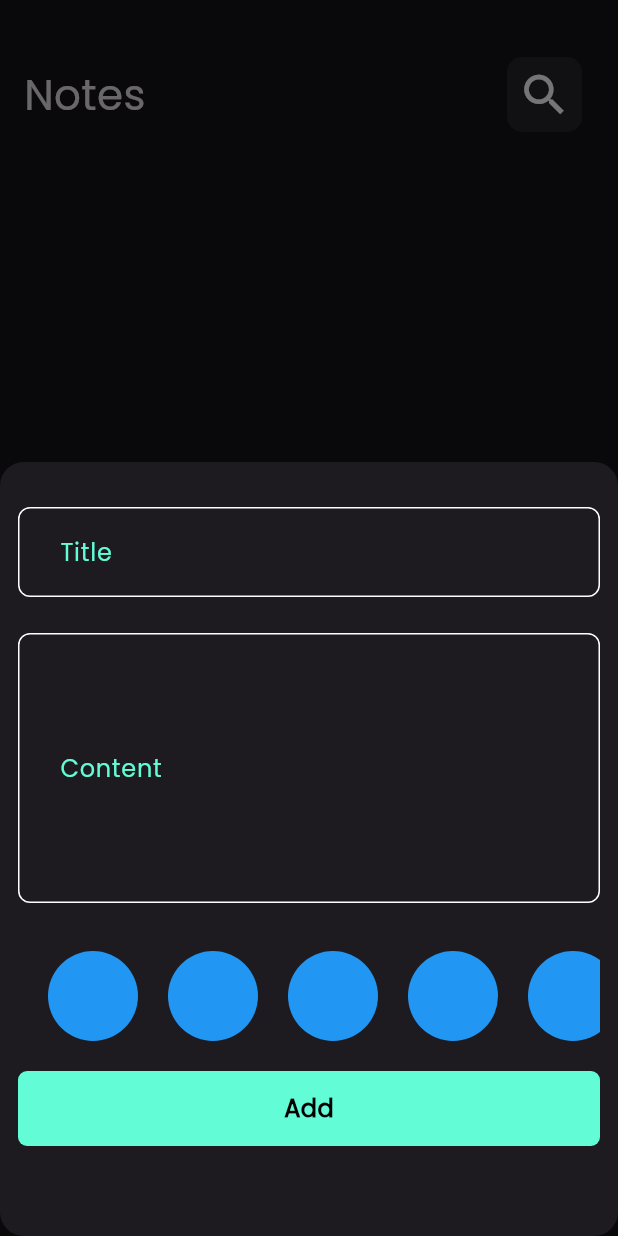
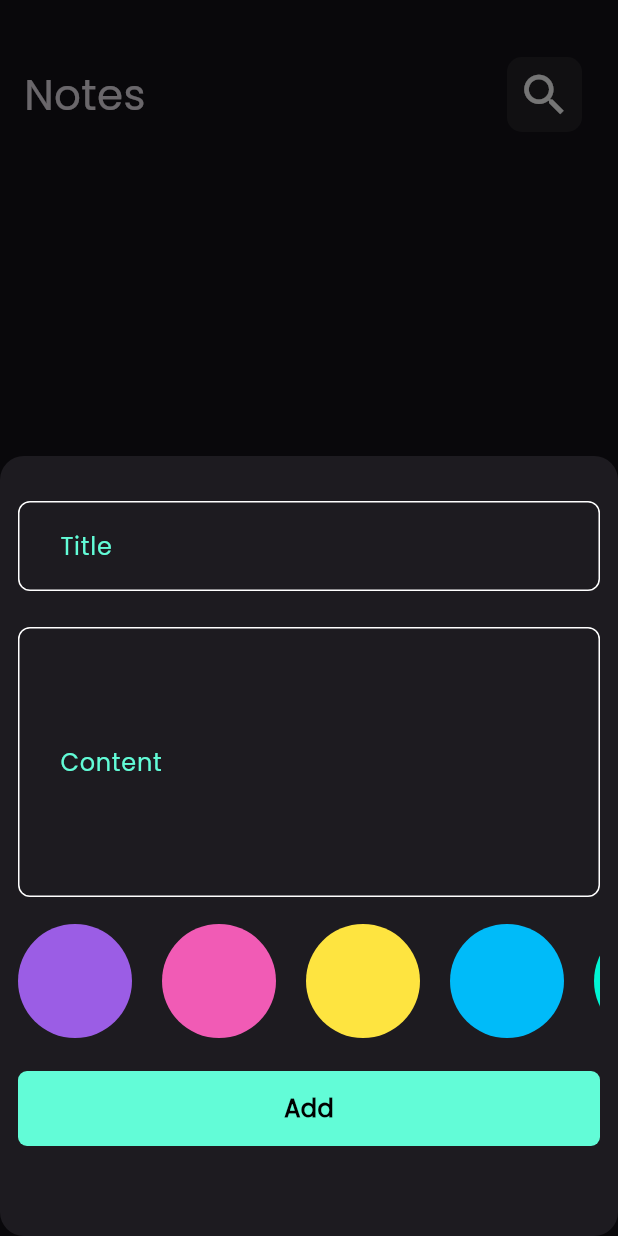
Before and after one commit to AhmedHossamEissa1/notes_app, a Flutter app: the screen it shows after launch, after a tap on the "add" icon, on a phone screen of 412 x 824 dp. Run offline on Flutter 3.47's test engine with Material 3 defaults, Android fonts, the phone set to English and light mode, and no system bars; drawn by our look-alikes of modal_progress_hud_nsn; our stand-ins replace bloc, flutter_bloc, font_awesome_flutter, hive, hive_flutter; accounts and stored records are empty.

Commit message:
create colors list part 2

```diff
--- /dev/null
+++ b/devtools_options.yaml
@@ -0,0 +1,3 @@
+description: This file stores settings for Dart & Flutter DevTools.
+documentation: https://docs.flutter.dev/tools/devtools/extensions#configure-extension-enablement-states
+extensions:
--- a/lib/Widgets/add_form.dart
+++ b/lib/Widgets/add_form.dart
@@ -46,7 +46,7 @@ class _EditFormState extends State<AddForm> {
               text: 'Content',
               maxLines: 6,
             ),
-            SizedBox(height: 32),
+            SizedBox(height: 16),
             ColorsListView(),
             CustomButton(
               onTab: () {
--- a/lib/Widgets/colors_list_view.dart
+++ b/lib/Widgets/colors_list_view.dart
@@ -1,25 +1,60 @@
 import 'package:flutter/material.dart';
 
-class ColorsListView extends StatelessWidget {
+class ColorsListView extends StatefulWidget {
   const ColorsListView({super.key});
 
   @override
+  State<ColorsListView> createState() => _ColorsListViewState();
+}
+
+class _ColorsListViewState extends State<ColorsListView> {
+  List<Color> colors = [
+    Color(0xff9b5de5),
+    Color(0xfff15bb5),
+    Color(0xfffee440),
+    Color(0xff00bbf9),
+    Color(0xff00f5d4),
+  ];
+  bool? isChoosen;
+  int? turn;
+  @override
   Widget build(BuildContext context) {
-    return SizedBox(
+    return Padding(
+      padding: const EdgeInsets.only(bottom: 20),
+      child: SizedBox(
         height: 80,
         child: ListView.builder(
           scrollDirection: Axis.horizontal,
-        itemCount: 10,
+          itemCount: colors.length,
           itemBuilder: (context, index) {
-          return Padding(
-            padding: const EdgeInsets.only(left: 20, bottom: 20),
+            return turn == index
+                ? Padding(
+                    padding: const EdgeInsets.only(right: 20),
                     child: CircleAvatar(
-              radius: 30,
-              backgroundColor: Colors.blue,
+                      backgroundColor: Colors.white,
+                      radius: 50,
+                      child: CircleAvatar(
+                        radius: 38,
+                        backgroundColor: colors[index],
+                      ),
+                    ),
+                  )
+                : Padding(
+                    padding: const EdgeInsets.only(right: 20),
+                    child: GestureDetector(
+                      onTap: () {
+                        turn = index;
+                        setState(() {});
+                      },
+                      child: CircleAvatar(
+                        radius: 38,
+                        backgroundColor: colors[index],
+                      ),
                     ),
                   );
           },
         ),
+      ),
     );
   }
 }
```
Lines whose indentation alone changed are shown as unchanged.
